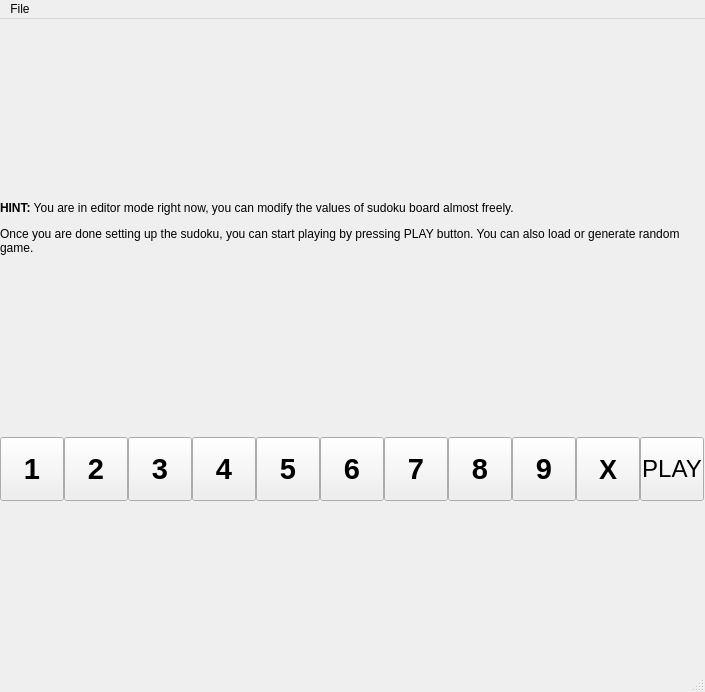
Old version of the form mainwindow.ui in the repository benapetr/sudoku.
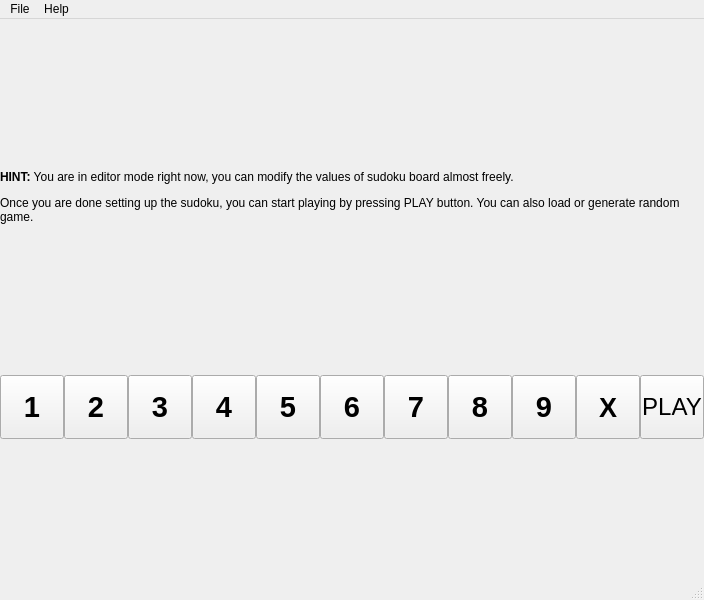
New version of the form.

Diff of the .ui file:
```diff
--- a/mainwindow.ui
+++ b/mainwindow.ui
@@ -6,8 +6,8 @@
    <rect>
     <x>0</x>
     <y>0</y>
-    <width>705</width>
-    <height>692</height>
+    <width>651</width>
+    <height>600</height>
    </rect>
   </property>
   <property name="windowTitle">
@@ -410,7 +410,7 @@
     <rect>
      <x>0</x>
      <y>0</y>
-     <width>705</width>
+     <width>651</width>
      <height>22</height>
     </rect>
    </property>
@@ -426,7 +426,14 @@
     <addaction name="separator"/>
     <addaction name="actionExit"/>
    </widget>
+   <widget class="QMenu" name="menuHelp">
+    <property name="title">
+     <string>Help</string>
+    </property>
+    <addaction name="actionAbout"/>
+   </widget>
    <addaction name="menuFile"/>
+   <addaction name="menuHelp"/>
   </widget>
   <widget class="QStatusBar" name="statusbar"/>
   <action name="actionNew">
```
Left out of the diff: 8 changed lines with no effect on the pictures.
